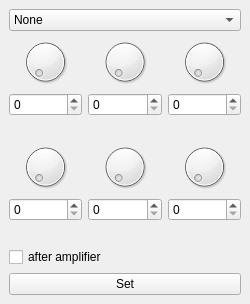
Old version of the form plug/effect.ui in the repository b2ornot2b/plug.
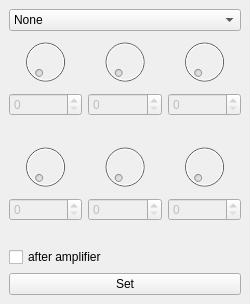
New version of the form.

Commit message: Finaly fixed setting effect to "None" Minor changes and cleanups

The edit to the form file:
```diff
--- a/plug/effect.ui
+++ b/plug/effect.ui
@@ -215,6 +215,9 @@
        <layout class="QVBoxLayout" name="verticalLayout">
         <item>
          <widget class="QDial" name="dial">
+          <property name="enabled">
+           <bool>false</bool>
+          </property>
           <property name="maximum">
            <number>255</number>
           </property>
@@ -222,6 +225,9 @@
         </item>
         <item>
          <widget class="QSpinBox" name="spinBox">
+          <property name="enabled">
+           <bool>false</bool>
+          </property>
           <property name="maximum">
            <number>255</number>
           </property>
@@ -243,6 +249,9 @@
        <layout class="QVBoxLayout" name="verticalLayout_2">
         <item>
          <widget class="QDial" name="dial_2">
+          <property name="enabled">
+           <bool>false</bool>
+          </property>
           <property name="maximum">
            <number>255</number>
           </property>
@@ -250,6 +259,9 @@
         </item>
         <item>
          <widget class="QSpinBox" name="spinBox_2">
+          <property name="enabled">
+           <bool>false</bool>
+          </property>
           <property name="maximum">
            <number>255</number>
           </property>
@@ -271,6 +283,9 @@
        <layout class="QVBoxLayout" name="verticalLayout_3">
         <item>
          <widget class="QDial" name="dial_3">
+          <property name="enabled">
+           <bool>false</bool>
+          </property>
           <property name="maximum">
            <number>255</number>
           </property>
@@ -278,6 +293,9 @@
         </item>
         <item>
          <widget class="QSpinBox" name="spinBox_3">
+          <property name="enabled">
+           <bool>false</bool>
+          </property>
           <property name="maximum">
            <number>255</number>
           </property>
@@ -303,6 +321,9 @@
        <layout class="QVBoxLayout" name="verticalLayout_4">
         <item>
          <widget class="QDial" name="dial_4">
+          <property name="enabled">
+           <bool>false</bool>
+          </property>
           <property name="maximum">
            <number>255</number>
           </property>
@@ -310,6 +331,9 @@
         </item>
         <item>
          <widget class="QSpinBox" name="spinBox_4">
+          <property name="enabled">
+           <bool>false</bool>
+          </property>
           <property name="maximum">
            <number>255</number>
           </property>
@@ -331,6 +355,9 @@
        <layout class="QVBoxLayout" name="verticalLayout_5">
         <item>
          <widget class="QDial" name="dial_5">
+          <property name="enabled">
+           <bool>false</bool>
+          </property>
           <property name="maximum">
            <number>255</number>
           </property>
@@ -338,6 +365,9 @@
         </item>
         <item>
          <widget class="QSpinBox" name="spinBox_5">
+          <property name="enabled">
+           <bool>false</bool>
+          </property>
           <property name="maximum">
            <number>255</number>
           </property>
@@ -359,6 +389,9 @@
        <layout class="QVBoxLayout" name="verticalLayout_7">
         <item>
          <widget class="QDial" name="dial_6">
+          <property name="enabled">
+           <bool>false</bool>
+          </property>
           <property name="maximum">
            <number>255</number>
           </property>
@@ -366,6 +399,9 @@
         </item>
         <item>
          <widget class="QSpinBox" name="spinBox_6">
+          <property name="enabled">
+           <bool>false</bool>
+          </property>
           <property name="maximum">
            <number>255</number>
           </property>
```
Left out of the diff: 6 changed lines with no effect on the pictures. The commit also changes 12 other files.
